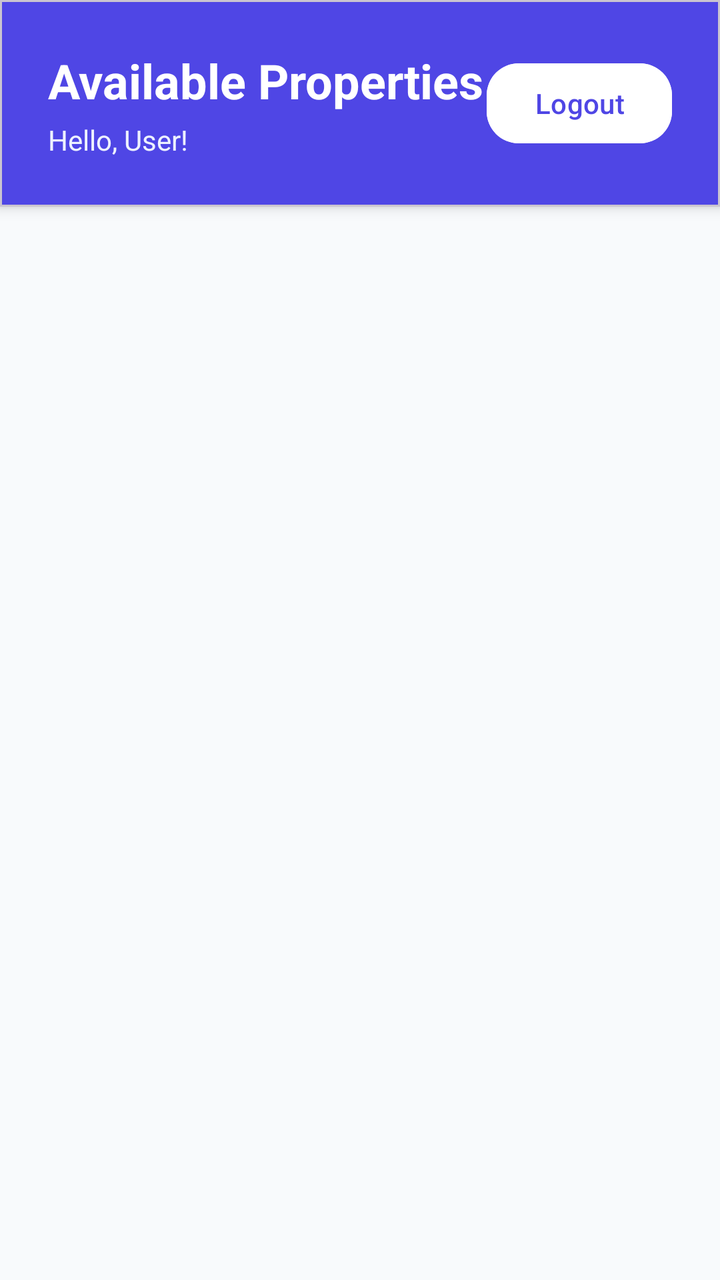
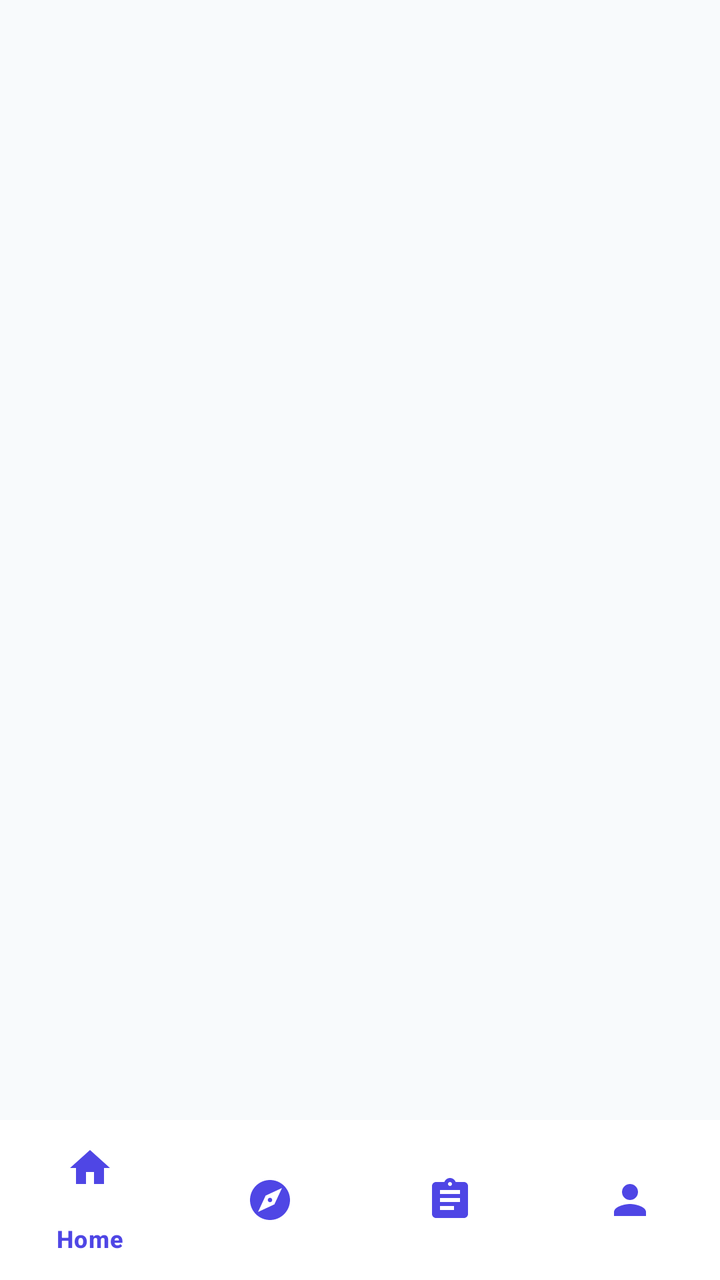

Compare the two renders of this Android layout. The source of the first and the diff that turns it into the second are given below.
<!-- AndroidManifest.xml: application theme Theme.CampusNestApp -->
<!-- res/layout/activity_main.xml -->
<?xml version="1.0" encoding="utf-8"?>
<androidx.constraintlayout.widget.ConstraintLayout xmlns:android="http://schemas.android.com/apk/res/android"
    xmlns:app="http://schemas.android.com/apk/res-auto"
    android:layout_width="match_parent"
    android:layout_height="match_parent"
    android:background="@color/background">

    
    <com.google.android.material.card.MaterialCardView
        android:id="@+id/headerCard"
        android:layout_width="match_parent"
        android:layout_height="wrap_content"
        app:cardCornerRadius="0dp"
        app:cardBackgroundColor="@color/primary"
        app:cardElevation="4dp"
        app:layout_constraintTop_toTopOf="parent">

        <LinearLayout
            android:layout_width="match_parent"
            android:layout_height="wrap_content"
            android:orientation="horizontal"
            android:padding="24dp"
            android:gravity="center_vertical">

            <LinearLayout
                android:layout_width="0dp"
                android:layout_height="wrap_content"
                android:layout_weight="1"
                android:orientation="vertical">

                <TextView
                    android:layout_width="wrap_content"
                    android:layout_height="wrap_content"
                    android:text="Available Properties"
                    android:textColor="@color/white"
                    android:textSize="24sp"
                    android:textStyle="bold"/>

                <TextView
                    android:id="@+id/tvWelcome"
                    android:layout_width="wrap_content"
                    android:layout_height="wrap_content"
                    android:text="Hello, User!"
                    android:textColor="@color/primary_light"
                    android:textSize="14sp"
                    android:layout_marginTop="4dp"/>
            </LinearLayout>

            <Button
                android:id="@+id/btnLogout"
                android:layout_width="wrap_content"
                android:layout_height="wrap_content"
                android:text="Logout"
                android:textAllCaps="false"
                android:textColor="@color/primary"
                android:backgroundTint="@color/white"
                app:cornerRadius="16dp"/>

        </LinearLayout>
    </com.google.android.material.card.MaterialCardView>

    
    <ProgressBar
        android:id="@+id/progressBarListings"
        android:layout_width="wrap_content"
        android:layout_height="wrap_content"
        android:indeterminateTint="@color/primary"
        app:layout_constraintTop_toBottomOf="@id/headerCard"
        app:layout_constraintBottom_toBottomOf="parent"
        app:layout_constraintStart_toStartOf="parent"
        app:layout_constraintEnd_toEndOf="parent"/>

    
    <androidx.recyclerview.widget.RecyclerView
        android:id="@+id/recyclerListings"
        android:layout_width="match_parent"
        android:layout_height="0dp"
        android:padding="8dp"
        android:clipToPadding="false"
        app:layout_constraintTop_toBottomOf="@id/headerCard"
        app:layout_constraintBottom_toBottomOf="parent"
        app:layout_constraintStart_toStartOf="parent"
        app:layout_constraintEnd_toEndOf="parent"/>

</androidx.constraintlayout.widget.ConstraintLayout>
<!-- resources referenced by this layout -->
<resources>
  <color name="background">#F8FAFC</color>
  <color name="primary">#4F46E5</color>
  <color name="primary_light">#EEF2FF</color>
  <color name="white">#FFFFFF</color>
  <style name="Theme.CampusNestApp" parent="Base.Theme.CampusNestApp" />
  <style name="Base.Theme.CampusNestApp" parent="Theme.Material3.DayNight.NoActionBar">
          
          
      </style>
</resources>

<!-- the commit's change to res/layout/activity_main.xml (unified diff, before → after) -->
@@ -1,3 +1,39 @@
+<?xml version="1.0" encoding="utf-8"?>
+<androidx.constraintlayout.widget.ConstraintLayout xmlns:android="http://schemas.android.com/apk/res/android"
+    xmlns:app="http://schemas.android.com/apk/res-auto"
+    xmlns:tools="http://schemas.android.com/tools"
+    android:layout_width="match_parent"
+    android:layout_height="match_parent"
+    android:background="@color/background"
+    tools:context=".MainActivity">
+
+    
+    <androidx.fragment.app.FragmentContainerView
+        android:id="@+id/fragmentContainer"
+        android:layout_width="match_parent"
+        android:layout_height="0dp"
+        tools:layout="@layout/fragment_listings"
+        app:layout_constraintTop_toTopOf="parent"
+        app:layout_constraintBottom_toTopOf="@id/bottomNavigation"
+        app:layout_constraintStart_toStartOf="parent"
+        app:layout_constraintEnd_toEndOf="parent"/>
+
+    
+    <com.google.android.material.bottomnavigation.BottomNavigationView
+        android:id="@+id/bottomNavigation"
+        android:layout_width="match_parent"
+        android:layout_height="wrap_content"
+        android:background="@color/white"
+        app:elevation="8dp"
+        app:itemIconTint="@color/primary"
+        app:itemTextColor="@color/primary"
+        app:menu="@menu/bottom_nav_menu"
+        app:layout_constraintBottom_toBottomOf="parent"
+        app:layout_constraintStart_toStartOf="parent"
+        app:layout_constraintEnd_toEndOf="parent"/>
+
+</androidx.constraintlayout.widget.ConstraintLayout>
+<!-- res/layout/fragment_listings.xml (included above) -->
 <?xml version="1.0" encoding="utf-8"?>
 <androidx.constraintlayout.widget.ConstraintLayout xmlns:android="http://schemas.android.com/apk/res/android"
     xmlns:app="http://schemas.android.com/apk/res-auto"
@@ -5,79 +41,41 @@
     android:layout_height="match_parent"
     android:background="@color/background">
 
-    
-    <com.google.android.material.card.MaterialCardView
-        android:id="@+id/headerCard"
+    <LinearLayout
+        android:id="@+id/headerLayout"
         android:layout_width="match_parent"
         android:layout_height="wrap_content"
-        app:cardCornerRadius="0dp"
-        app:cardBackgroundColor="@color/primary"
-        app:cardElevation="4dp"
+        android:background="@drawable/bg_gradient_header"
+        android:orientation="vertical"
+        android:padding="24dp"
         app:layout_constraintTop_toTopOf="parent">
 
-        <LinearLayout
-            android:layout_width="match_parent"
+        <TextView
+            android:layout_width="wrap_content"
             android:layout_height="wrap_content"
-            android:orientation="horizontal"
-            android:padding="24dp"
-            android:gravity="center_vertical">
+            android:text="Available Accommodations"
+            android:textColor="@color/white"
+            android:textSize="22sp"
+            android:textStyle="bold" />
+    </LinearLayout>
 
-            <LinearLayout
-                android:layout_width="0dp"
-                android:layout_height="wrap_content"
-                android:layout_weight="1"
-                android:orientation="vertical">
-
-                <TextView
-                    android:layout_width="wrap_content"
-                    android:layout_height="wrap_content"
-                    android:text="Available Properties"
-                    android:textColor="@color/white"
-                    android:textSize="24sp"
-                    android:textStyle="bold"/>
-
-                <TextView
-                    android:id="@+id/tvWelcome"
-                    android:layout_width="wrap_content"
-                    android:layout_height="wrap_content"
-                    android:text="Hello, User!"
-                    android:textColor="@color/primary_light"
-                    android:textSize="14sp"
-                    android:layout_marginTop="4dp"/>
-            </LinearLayout>
-
-            <Button
-                android:id="@+id/btnLogout"
-                android:layout_width="wrap_content"
-                android:layout_height="wrap_content"
-                android:text="Logout"
-                android:textAllCaps="false"
-                android:textColor="@color/primary"
-                android:backgroundTint="@color/white"
-                app:cornerRadius="16dp"/>
-
-        </LinearLayout>
-    </com.google.android.material.card.MaterialCardView>
-
-    
     <ProgressBar
         android:id="@+id/progressBarListings"
         android:layout_width="wrap_content"
         android:layout_height="wrap_content"
         android:indeterminateTint="@color/primary"
-        app:layout_constraintTop_toBottomOf="@id/headerCard"
+        app:layout_constraintTop_toBottomOf="@id/headerLayout"
         app:layout_constraintBottom_toBottomOf="parent"
         app:layout_constraintStart_toStartOf="parent"
         app:layout_constraintEnd_toEndOf="parent"/>
 
-    
     <androidx.recyclerview.widget.RecyclerView
         android:id="@+id/recyclerListings"
         android:layout_width="match_parent"
         android:layout_height="0dp"
         android:padding="8dp"
         android:clipToPadding="false"
-        app:layout_constraintTop_toBottomOf="@id/headerCard"
+        app:layout_constraintTop_toBottomOf="@id/headerLayout"
         app:layout_constraintBottom_toBottomOf="parent"
         app:layout_constraintStart_toStartOf="parent"
         app:layout_constraintEnd_toEndOf="parent"/>
<!-- resource entries referenced after the edit -->
@@ -2,8 +2,18 @@
 <resources>
   <color name="background">#F8FAFC</color>
   <color name="primary">#4F46E5</color>
-  <color name="primary_light">#EEF2FF</color>
   <color name="white">#FFFFFF</color>
+  <!-- drawable bg_gradient_header (drawable) -->
+  <?xml version="1.0" encoding="utf-8"?>
+  <shape xmlns:android="http://schemas.android.com/apk/res/android">
+      <gradient
+          android:startColor="#4F46E5"
+          android:endColor="#7C3AED"
+          android:angle="45" />
+      <corners
+          android:bottomLeftRadius="32dp"
+          android:bottomRightRadius="32dp" />
+  </shape>
   <style name="Theme.CampusNestApp" parent="Base.Theme.CampusNestApp" />
   <style name="Base.Theme.CampusNestApp" parent="Theme.Material3.DayNight.NoActionBar">
           
